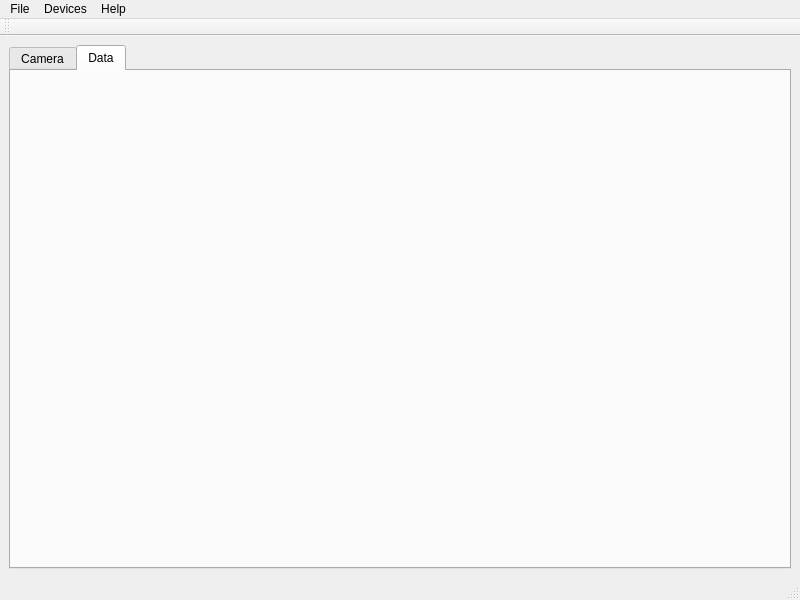
First picture: the form in src/MainWindow.ui, repository formicidae-tracker/tag-scanner, before the edit.
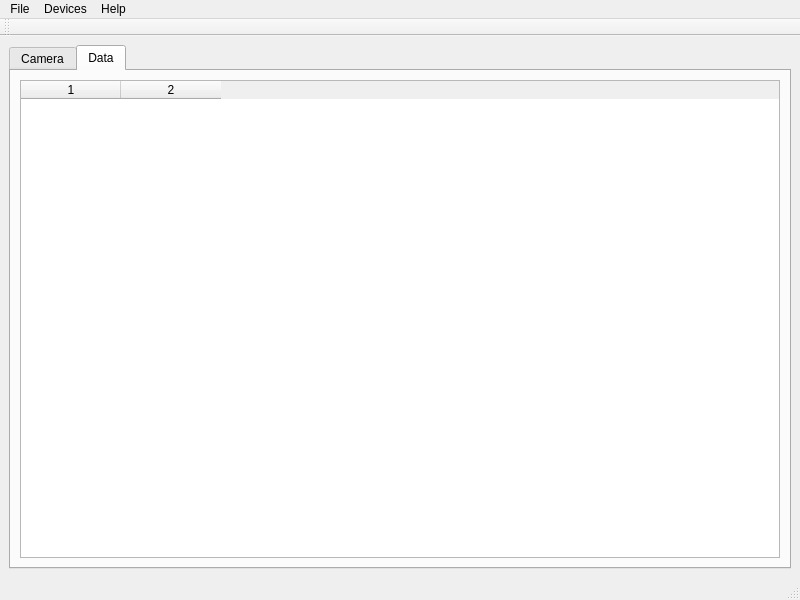
Second picture: the form after the edit. The open tabs and pages were chosen to show the change. Custom widgets are drawn as their Qt base class.

Commit message: Fills up the cells

```diff
--- a/src/MainWindow.ui
+++ b/src/MainWindow.ui
@@ -106,6 +106,17 @@
        <attribute name="title">
         <string>Data</string>
        </attribute>
+       <layout class="QHBoxLayout" name="horizontalLayout_2">
+        <item>
+         <widget class="QTableWidget" name="tableWidget">
+          <property name="columnCount">
+           <number>2</number>
+          </property>
+          <column/>
+          <column/>
+         </widget>
+        </item>
+       </layout>
       </widget>
      </widget>
     </item>
```
Left out of the diff: 2 changed lines with no effect on the pictures. The commit also changes 2 other files.
